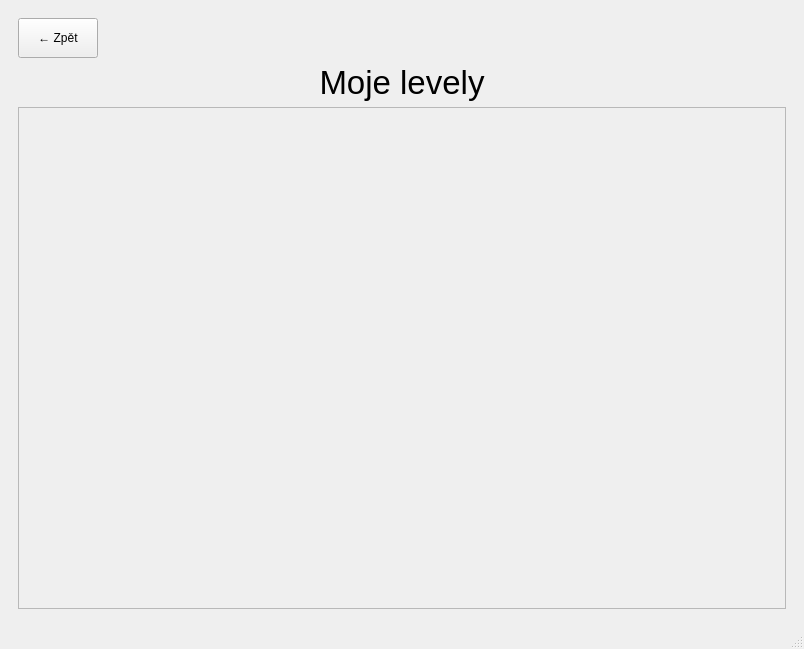
HRALYB-PYGAME/IFJ, file zarovka.ui: the form before one commit.
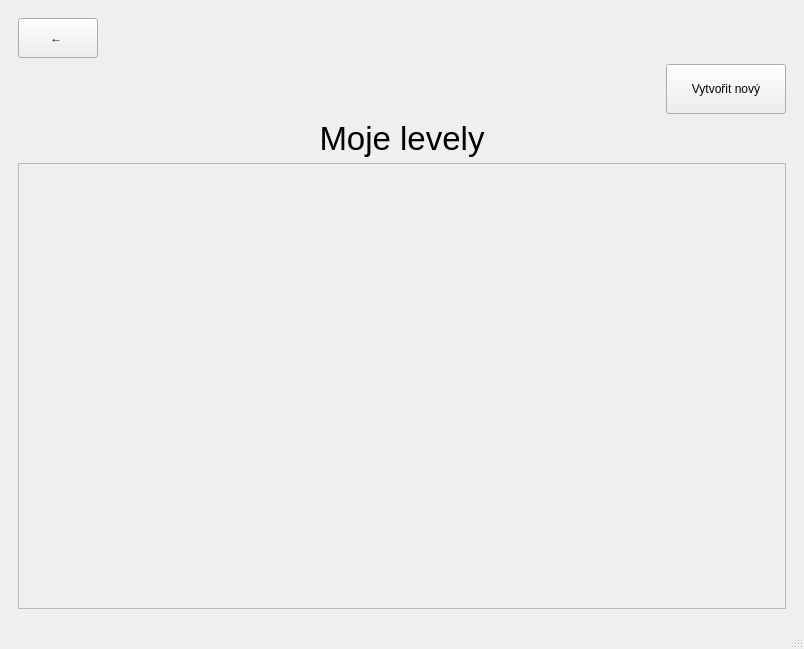
The form after the commit. The open tabs and pages were chosen to show the change.

```diff
--- a/zarovka.ui
+++ b/zarovka.ui
@@ -1088,12 +1088,34 @@
           </property>
           <property name="minimumSize">
            <size>
-            <width>80</width>
+            <width>40</width>
             <height>40</height>
            </size>
           </property>
           <property name="text">
-           <string>← Zpět</string>
+           <string>← </string>
+          </property>
+          <property name="iconSize">
+           <size>
+            <width>20</width>
+            <height>20</height>
+           </size>
+          </property>
+         </widget>
+        </item>
+        <item alignment="Qt::AlignmentFlag::AlignRight">
+         <widget class="QPushButton" name="createLevelButton">
+          <property name="minimumSize">
+           <size>
+            <width>120</width>
+            <height>50</height>
+           </size>
+          </property>
+          <property name="text">
+           <string>Vytvořit nový</string>
+          </property>
+          <property name="autoRepeatDelay">
+           <number>300</number>
           </property>
          </widget>
         </item>
@@ -1122,8 +1144,8 @@
             <rect>
              <x>0</x>
              <y>0</y>
-             <width>782</width>
-             <height>503</height>
+             <width>778</width>
+             <height>406</height>
             </rect>
            </property>
            <layout class="QVBoxLayout" name="verticalLayout_12">
```
Left out of the diff: 4 changed lines with no effect on the pictures.
